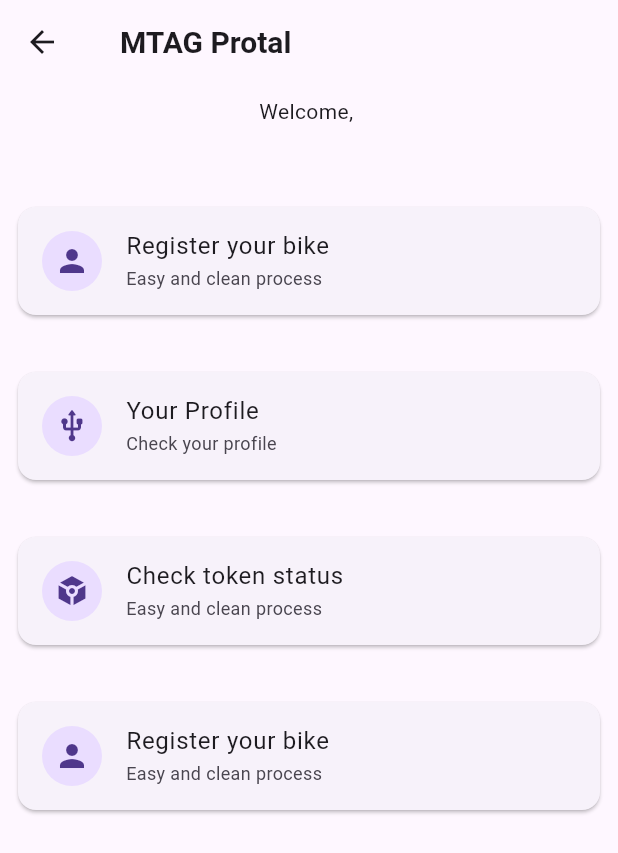
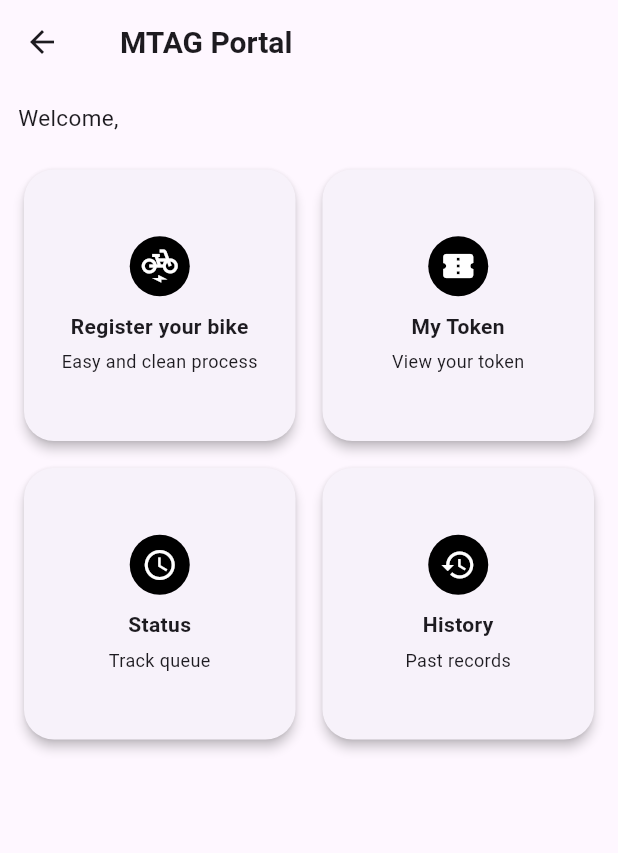
Before and after one commit to hasanat-ahmad/MTAG-Queue-Skipper, a Flutter app: the HomeScreen screen opened by its route, on a phone screen of 412 x 824 dp. Shown: the top 853 px of the screen. Run offline on Flutter 3.47's test engine with Material 3 defaults, Android fonts, the phone set to English and light mode, and no system bars; our stand-ins replace mask_text_input_formatter.

Commit message:
fix: home scrren ui changed

```diff
--- a/lib/screens/home_screen.dart
+++ b/lib/screens/home_screen.dart
@@ -7,15 +7,59 @@ import 'package:provider/provider.dart';
 class HomeScreen extends StatelessWidget {
   const HomeScreen({super.key});
 
+  Widget buildCard(
+    String title,
+    String subtitle,
+    IconData icon,
+    VoidCallback onTap,
+  ) {
+    return InkWell(
+      onTap: onTap,
+      child: Card(
+        shape: RoundedRectangleBorder(borderRadius: BorderRadius.circular(20)),
+        elevation: 3,
+        child: SizedBox(
+          height: 140, // ✅ Equal height
+          child: Padding(
+            padding: const EdgeInsets.all(12),
+            child: Column(
+              mainAxisAlignment: MainAxisAlignment.center,
+              children: [
+                CircleAvatar(
+                  radius: 20,
+                  backgroundColor: Colors.black,
+                  child: Icon(icon, color: Colors.white),
+                ),
+                const SizedBox(height: 10),
+                Text(
+                  title,
+                  textAlign: TextAlign.center,
+                  style: const TextStyle(fontWeight: FontWeight.bold),
+                ),
+                const SizedBox(height: 5),
+                Text(
+                  subtitle,
+                  textAlign: TextAlign.center,
+                  style: const TextStyle(fontSize: 12),
+                ),
+              ],
+            ),
+          ),
+        ),
+      ),
+    );
+  }
+
   @override
   Widget build(BuildContext context) {
     final userProvider = Provider.of<UserProvider>(context);
+
     return Scaffold(
       appBar: AppBar(
-        title: Padding(
-          padding: const EdgeInsets.all(8.0),
+        title: const Padding(
+          padding: EdgeInsets.all(8.0),
           child: Text(
-            "MTAG Protal",
+            "MTAG Portal",
             style: TextStyle(
               fontSize: 20,
               fontWeight: FontWeight.bold,
@@ -25,60 +69,51 @@ class HomeScreen extends StatelessWidget {
         ),
       ),
       body: Padding(
-        padding: const EdgeInsets.all(8.0),
+        padding: const EdgeInsets.all(12.0),
         child: Column(
+          crossAxisAlignment: CrossAxisAlignment.start,
           children: [
-            Text("Welcome, ${userProvider.name}"),
-            SizedBox(height: 50),
-            InkWell(
-              onTap: () {
+            Text(
+              "Welcome, ${userProvider.name}",
+              style: const TextStyle(fontSize: 15),
+            ),
+            const SizedBox(height: 20),
 
-              },
-              child: Card(
-                child: Column(
-                  children: [
-                    ListTile(leading: CircleAvatar(child: Icon(Icons.person)),
-                    title: Text("Register your bike"),
-                    subtitle: Text("Easy and clean process", style: TextStyle(fontSize: 12))
-                    ),
-                  ],
-                ),
-              ),
-            ),
-            SizedBox(height: 30),
-            Card(
-              child: Column(
+            // ✅ Grid starts here
+            Expanded(
+              child: GridView.count(
+                crossAxisCount: 2,
+                crossAxisSpacing: 10,
+                mainAxisSpacing: 10,
+                childAspectRatio: 1, // ✅ keeps width & height balanced
                 children: [
-                  ListTile(leading: CircleAvatar(child: Icon(Icons.usb_rounded)),
-                  title: Text("Your Profile"),
-                  subtitle: Text("Check your profile", style: TextStyle(fontSize: 12))
+                  buildCard(
+                    "Register your bike",
+                    "Easy and clean process",
+                    Icons.electric_bike_outlined,
+                    () {},
+                  ),
+                  buildCard(
+                    "My Token",
+                    "View your token",
+                    Icons.confirmation_number,
+                    () {},
+                  ),
+                  buildCard(
+                    "Status",
+                    "Track queue",
+                    Icons.access_time,
+                    () {},
+                  ),
+                  buildCard(
+                    "History",
+                    "Past records",
+                    Icons.history,
+                    () {},
                   ),
                 ],
               ),
             ),
-            SizedBox(height: 30),
-            Card(
-              child: Column(
-                children: [
-                  ListTile(leading: CircleAvatar(child: Icon(Icons.token)),
-                  title: Text("Check token status"),
-                  subtitle: Text("Easy and clean process", style: TextStyle(fontSize: 12))
-                  ),
-                ],
-              ),
-            ),
-            SizedBox(height: 30),
-            Card(
-              child: Column(
-                children: [
-                  ListTile(leading: CircleAvatar(child: Icon(Icons.person)),
-                  title: Text("Register your bike"),
-                  subtitle: Text("Easy and clean process", style: TextStyle(fontSize: 12))
-                  ),
-                ],
-              ),
-            ),
-            SizedBox(height: 50),
           ],
         ),
       ),
```
